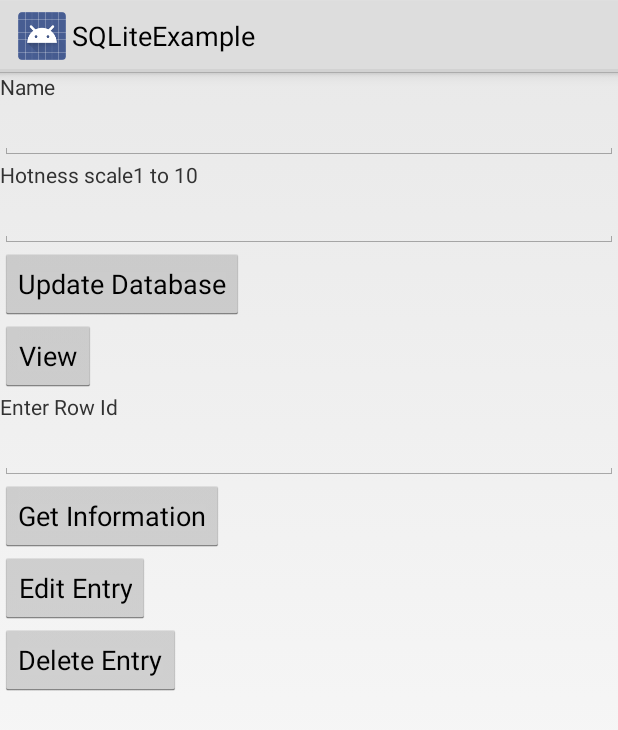
After one commit to chrisjamhol/androidTutNewBoston, an Android app: the SQLiteExample screen opened directly, with no data from a screen before it, on a phone screen of 412 x 824 dp. The commit adds this screen. Shown: the top 730 px of the screen. Run offline under Robolectric (Android 15) with nearby library versions, the phone set to English and light mode, and no system bars.

Commit message:
sqlite work

```diff
--- a/NewBoston/src/main/java/com/newboston/tutorial/Menu.java
+++ b/NewBoston/src/main/java/com/newboston/tutorial/Menu.java
@@ -6,8 +6,6 @@ import android.os.Bundle;
 import android.view.MenuInflater;
 import android.view.MenuItem;
 import android.view.View;
-import android.view.Window;
-import android.view.WindowManager;
 import android.widget.ArrayAdapter;
 import android.widget.ListView;
 
@@ -18,7 +16,7 @@ public class Menu extends ListActivity{
 
     String classes[] = {"MainActivity", "TextPlay", "Email", "Camera", "Data", "GFX",
                         "GFXSurface", "SoundStuff","Tabs","SimpleBrowser","Flipper",
-                        "SharedPrefs","InternalData","ExternalData"};
+            "SharedPrefs", "InternalData", "ExternalData", "SQLiteExample"};
 
 
     @Override
--- /dev/null
+++ b/NewBoston/src/main/res/layout/sqlliteexample.xml
@@ -0,0 +1,83 @@
+<?xml version="1.0" encoding="utf-8"?>
+
+<LinearLayout xmlns:android="http://schemas.android.com/apk/res/android"
+    android:orientation="vertical"
+    android:layout_width="match_parent"
+    android:layout_height="match_parent">
+
+    <TextView
+        android:layout_width="wrap_content"
+        android:layout_height="wrap_content"
+        android:text="Name"
+        android:id="@+id/textView"
+        android:layout_gravity="left|center_vertical" />
+
+    <EditText
+        android:layout_width="match_parent"
+        android:layout_height="wrap_content"
+        android:id="@+id/etSQLName"
+        android:layout_gravity="left|center_vertical" />
+
+    <TextView
+        android:layout_width="wrap_content"
+        android:layout_height="wrap_content"
+        android:text="Hotness scale1 to 10"
+        android:id="@+id/textView2"
+        android:layout_gravity="left|center_vertical" />
+
+    <EditText
+        android:layout_width="match_parent"
+        android:layout_height="wrap_content"
+        android:id="@+id/etSQLHotness"
+        android:layout_gravity="left|center_vertical" />
+
+    <Button
+        android:layout_width="wrap_content"
+        android:layout_height="wrap_content"
+        android:text="Update Database"
+        android:id="@+id/bSQLUpdate"
+        android:layout_gravity="left|center_vertical" />
+
+    <Button
+        android:layout_width="wrap_content"
+        android:layout_height="wrap_content"
+        android:text="View"
+        android:id="@+id/bSQLopenView"
+        android:layout_gravity="left|center_vertical" />
+
+    <TextView
+        android:layout_width="wrap_content"
+        android:layout_height="wrap_content"
+        android:text="Enter Row Id"
+        android:id="@+id/textView3"
+        android:layout_gravity="left|center_vertical" />
+
+    <EditText
+        android:layout_width="match_parent"
+        android:layout_height="wrap_content"
+        android:inputType="numberSigned"
+        android:ems="10"
+        android:id="@+id/etRowId"
+        android:layout_gravity="left|center_vertical" />
+
+    <Button
+        android:layout_width="wrap_content"
+        android:layout_height="wrap_content"
+        android:text="Get Information"
+        android:id="@+id/bGetInfo"
+        android:layout_gravity="left|center_vertical" />
+
+    <Button
+        android:layout_width="wrap_content"
+        android:layout_height="wrap_content"
+        android:text="Edit Entry"
+        android:id="@+id/bEditEntry"
+        android:layout_gravity="left|center_vertical" />
+
+    <Button
+        android:layout_width="wrap_content"
+        android:layout_height="wrap_content"
+        android:text="Delete Entry"
+        android:id="@+id/bDeleteEntry"
+        android:layout_gravity="left|center_vertical" />
+</LinearLayout>
```
Also changed, not shown: NewBoston/src/main/AndroidManifest.xml (+11 -0 lines), NewBoston/src/main/java/com/newboston/tutorial/HotOrNot.java (added, +115 -0 lines), NewBoston/src/main/java/com/newboston/tutorial/SQLView.java (added, +33 -0 lines), NewBoston/src/main/java/com/newboston/tutorial/SQLiteExample.java (added, +170 -0 lines), NewBoston/src/main/res/layout/externaldata.xml (+28 -27 lines), NewBoston/src/main/res/layout/sqlview.xml (added, +34 -0 lines).
